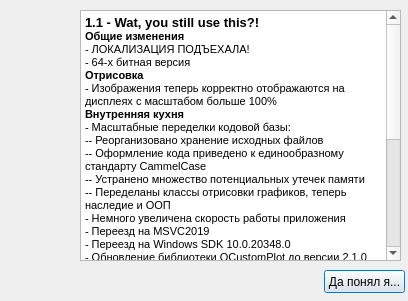
First picture: the form in ui/changelog.ui, repository small23/QGraphViewer, before the edit.
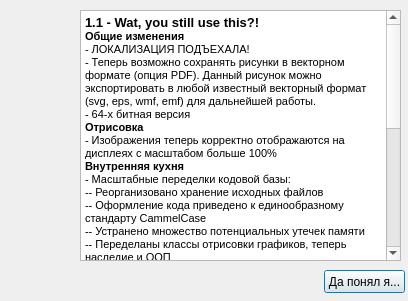
Second picture: the form after the edit.

Patch:
```diff
--- a/ui/changelog.ui
+++ b/ui/changelog.ui
@@ -55,6 +55,7 @@
 &lt;p style=&quot; margin-top:0px; margin-bottom:0px; margin-left:0px; margin-right:0px; -qt-block-indent:0; text-indent:0px;&quot;&gt;&lt;span style=&quot; font-size:10pt; font-weight:600;&quot;&gt;1.1 - Wat, you still use this?!&lt;/span&gt;&lt;/p&gt;
 &lt;p style=&quot; margin-top:0px; margin-bottom:0px; margin-left:0px; margin-right:0px; -qt-block-indent:0; text-indent:0px;&quot;&gt;&lt;span style=&quot; font-weight:600;&quot;&gt;Общие изменения&lt;/span&gt;&lt;/p&gt;
 &lt;p style=&quot; margin-top:0px; margin-bottom:0px; margin-left:0px; margin-right:0px; -qt-block-indent:0; text-indent:0px;&quot;&gt;- ЛОКАЛИЗАЦИЯ ПОДЪЕХАЛА!&lt;/p&gt;
+&lt;p style=&quot; margin-top:0px; margin-bottom:0px; margin-left:0px; margin-right:0px; -qt-block-indent:0; text-indent:0px;&quot;&gt;- Теперь возможно сохранять рисунки в векторном формате (опция PDF). Данный рисунок можно экспортировать в любой известный векторный формат (svg, eps, wmf, emf) для дальнейшей работы.&lt;/p&gt;
 &lt;p style=&quot; margin-top:0px; margin-bottom:0px; margin-left:0px; margin-right:0px; -qt-block-indent:0; text-indent:0px;&quot;&gt;- 64-х битная версия&lt;/p&gt;
 &lt;p style=&quot; margin-top:0px; margin-bottom:0px; margin-left:0px; margin-right:0px; -qt-block-indent:0; text-indent:0px;&quot;&gt;&lt;span style=&quot; font-weight:600;&quot;&gt;Отрисовка&lt;/span&gt;&lt;/p&gt;
 &lt;p style=&quot; margin-top:0px; margin-bottom:0px; margin-left:0px; margin-right:0px; -qt-block-indent:0; text-indent:0px;&quot;&gt;- Изображения теперь корректно отображаются на дисплеях с масштабом больше 100%&lt;/p&gt;
```
